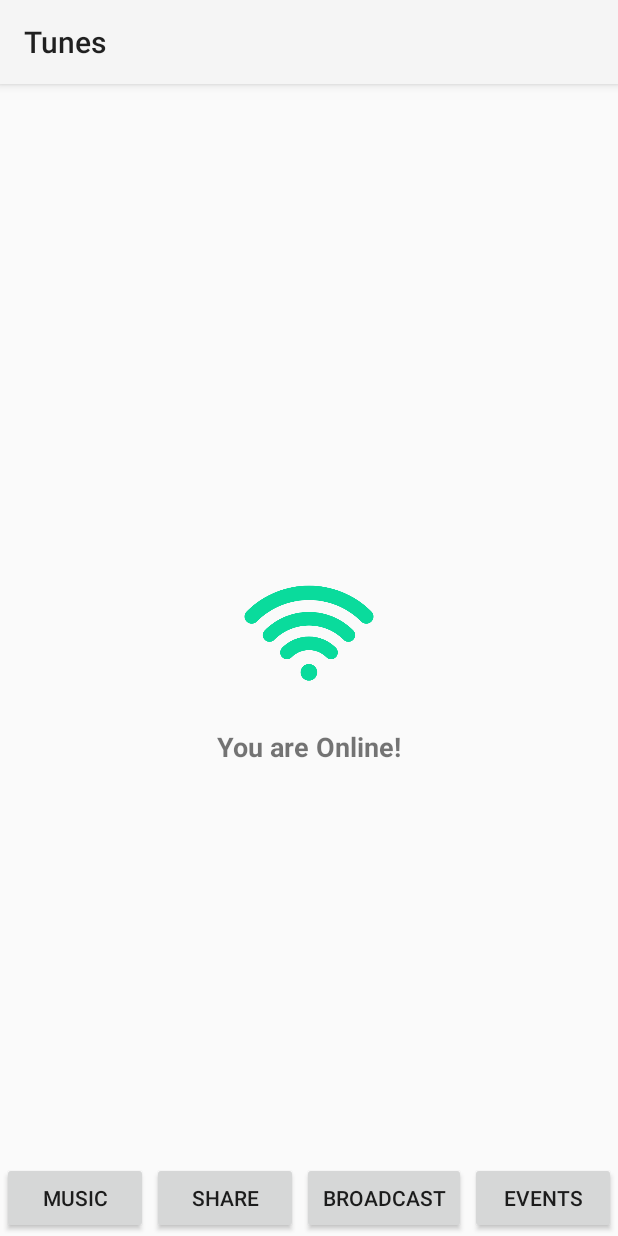
After one commit to ioiiiomio/AndroidAdv2025_Lab1, an Android app built with Jetpack Compose: the AirplaneModeFragment screen opened through its navigation route, on a phone screen of 412 x 824 dp. The commit adds this screen. Run offline under Robolectric (Android 15) with nearby library versions, the phone set to English and light mode, and no system bars.

Commit message:
Added the Broadcast receiver to detect if Airplane mode is on ;>

```diff
--- a/app/build.gradle.kts
+++ b/app/build.gradle.kts
@@ -50,6 +50,8 @@ android {
 }
 
 dependencies {
+    implementation (libs.androidx.navigation.fragment.ktx)
+    implementation (libs.androidx.navigation.ui.ktx)
 
     implementation(libs.androidx.core.ktx)
     implementation(libs.androidx.lifecycle.runtime.ktx)
--- a/app/src/main/java/com/example/tunes/MainActivity.kt
+++ b/app/src/main/java/com/example/tunes/MainActivity.kt
@@ -34,7 +34,7 @@ class MainActivity : AppCompatActivity() {
         }
 
         findViewById<Button>(R.id.btnBroadcast).setOnClickListener {
-            findNavController(R.id.nav_host_fragment).navigate(R.id.broadcastFragment)
+            findNavController(R.id.nav_host_fragment).navigate(R.id.airplaneModeFragment)
         }
 
         findViewById<Button>(R.id.btnEvents).setOnClickListener {
--- /dev/null
+++ b/app/src/main/java/com/example/tunes/fragments/AirplaneModeFragment.kt
@@ -0,0 +1,83 @@
+package com.example.tunes.fragments
+import android.content.BroadcastReceiver
+import android.content.Context
+import android.content.Intent
+import android.content.IntentFilter
+import android.os.Bundle
+import android.provider.Settings
+import android.view.LayoutInflater
+import android.view.View
+import android.view.ViewGroup
+import android.widget.ImageView
+import android.widget.TextView
+import android.widget.Toast
+import androidx.fragment.app.Fragment
+import com.example.tunes.R
+
+
+class AirplaneModeFragment : Fragment() {
+
+    private var statusTextView: TextView? = null
+    private var statusImageView: ImageView? = null
+    private var airplaneModeReceiver: BroadcastReceiver? = null
+
+    override fun onCreateView(
+        inflater: LayoutInflater, container: ViewGroup?, savedInstanceState: Bundle?
+    ): View? {
+        val view = inflater.inflate(R.layout.fragment_airplane_mode, container, false)
+        statusTextView = view.findViewById(R.id.status_text)
+        statusImageView = view.findViewById(R.id.status_image)
+        return view
+    }
+
+    override fun onResume() {
+        super.onResume()
+        updateUI() // Update UI when returning to app
+        registerAirplaneModeReceiver()
+    }
+
+    private fun updateUI() {
+        val isAirplaneModeOn = Settings.System.getInt(
+            requireContext().contentResolver,
+            Settings.Global.AIRPLANE_MODE_ON, 0
+        ) != 0
+
+        if (isAirplaneModeOn) {
+            statusTextView?.text = "You are Offline"
+            statusImageView?.setImageResource(R.drawable.ic_offline)
+        } else {
+            statusTextView?.text = "You are Online!"
+            statusImageView?.setImageResource(R.drawable.ic_online)
+        }
+    }
+
+
+    override fun onPause() {
+        super.onPause()
+        airplaneModeReceiver?.let { requireContext().unregisterReceiver(it) }
+    }
+
+    private fun registerAirplaneModeReceiver() {
+        val filter = IntentFilter(Intent.ACTION_AIRPLANE_MODE_CHANGED)
+        airplaneModeReceiver = object : BroadcastReceiver() {
+            override fun onReceive(context: Context, intent: Intent) {
+                if (intent.action == Intent.ACTION_AIRPLANE_MODE_CHANGED) {
+                    val isAirplaneModeOn = Settings.System.getInt(
+                        context.contentResolver,
+                        Settings.Global.AIRPLANE_MODE_ON, 0
+                    ) != 0
+
+                    if (isAirplaneModeOn) {
+                        statusTextView?.text = "You are Offline"
+                        statusImageView?.setImageResource(R.drawable.ic_offline)
+                    } else {
+                        statusTextView?.text = "You are Online!"
+                        statusImageView?.setImageResource(R.drawable.ic_online)
+                    }
+                    Toast.makeText(context, statusTextView?.text, Toast.LENGTH_SHORT).show()
+                }
+            }
+        }
+        requireContext().registerReceiver(airplaneModeReceiver, filter)
+    }
+}
--- /dev/null
+++ b/app/src/main/res/layout/fragment_airplane_mode.xml
@@ -0,0 +1,24 @@
+<?xml version="1.0" encoding="utf-8"?>
+<LinearLayout xmlns:android="http://schemas.android.com/apk/res/android"
+    android:layout_width="match_parent"
+    android:layout_height="match_parent"
+    android:orientation="vertical"
+    android:gravity="center"
+    android:padding="16dp">
+
+    <ImageView
+        android:id="@+id/status_image"
+        android:layout_width="100dp"
+        android:layout_height="100dp"
+        android:src="@drawable/ic_online"
+        android:contentDescription="Status Icon" />
+
+    <TextView
+        android:id="@+id/status_text"
+        android:layout_width="wrap_content"
+        android:layout_height="wrap_content"
+        android:text="You are Online!"
+        android:textSize="18sp"
+        android:textStyle="bold"
+        android:paddingTop="16dp" />
+</LinearLayout>
--- a/app/src/main/res/navigation/nav_graph.xml
+++ b/app/src/main/res/navigation/nav_graph.xml
@@ -12,19 +12,19 @@
 
     <fragment
         android:id="@+id/shareFragment"
-        android:name="com.example.musicplayer.fragments.ShareFragment"
+        android:name="com.example.tunes.fragments.ShareFragment"
         android:label="Share"
         tools:layout="@layout/fragment_share" />
 
     <fragment
-        android:id="@+id/broadcastFragment"
-        android:name="com.example.musicplayer.fragments.BroadcastFragment"
-        android:label="Broadcast Receiver"
-        tools:layout="@layout/fragment_broadcast" />
+        android:id="@+id/airplaneModeFragment"
+        android:name="com.example.tunes.fragments.AirplaneModeFragment"
+        android:label="Airplane Mode"
+        tools:layout="@layout/fragment_airplane_mode" />
 
     <fragment
         android:id="@+id/eventsFragment"
-        android:name="com.example.musicplayer.fragments.EventsFragment"
+        android:name="com.example.tunes.fragments.EventsFragment"
         android:label="Calendar Events"
         tools:layout="@layout/fragment_events" />
 </navigation>
--- a/gradle/libs.versions.toml
+++ b/gradle/libs.versions.toml
@@ -11,9 +11,13 @@ composeBom = "2024.04.01"
 fragmentKtx = "1.8.6"
 appcompat = "1.7.0"
 navigationFragment = "2.8.8"
+navigationFragmentKtx = "2.8.8"
+navigationUiKtx = "2.8.8"
 
 [libraries]
 androidx-core-ktx = { group = "androidx.core", name = "core-ktx", version.ref = "coreKtx" }
+androidx-navigation-fragment-ktx = { module = "androidx.navigation:navigation-fragment-ktx", version.ref = "navigationFragmentKtx" }
+androidx-navigation-ui-ktx = { module = "androidx.navigation:navigation-ui-ktx", version.ref = "navigationUiKtx" }
 junit = { group = "junit", name = "junit", version.ref = "junit" }
 androidx-junit = { group = "androidx.test.ext", name = "junit", version.ref = "junitVersion" }
 androidx-espresso-core = { group = "androidx.test.espresso", name = "espresso-core", version.ref = "espressoCore" }
```
Also changed, not shown: app/src/main/java/com/example/tunes/fragments/BroadcastFragment.kt (deleted, +0 -17 lines), app/src/main/res/layout/fragment_broadcast.xml (deleted, +0 -7 lines), app/src/main/res/drawable/ic_offline.png (added), app/src/main/res/drawable/ic_online.png (added).
